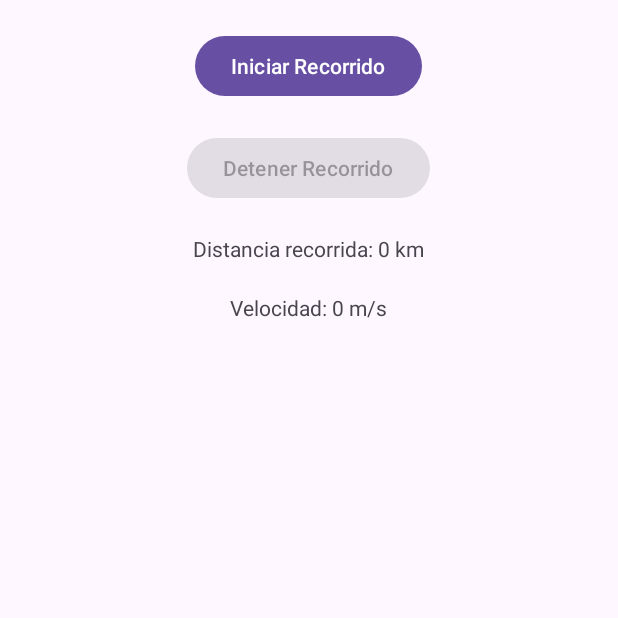
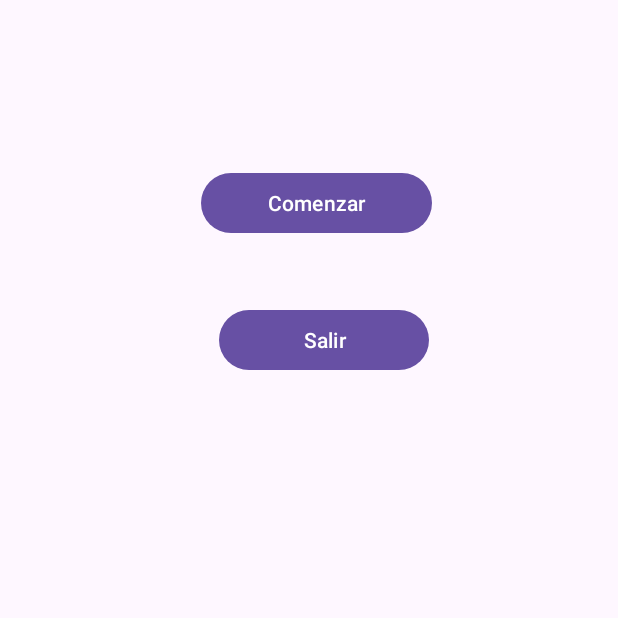
Before and after one commit to randommodule/ContadorKms, an Android app: the screen it shows after launch (MainActivity), on a phone screen of 412 x 824 dp, the top half of it. Run offline under Robolectric (Android 15) with nearby library versions, the phone set to English and light mode, and no system bars.

```diff
--- a/app/src/main/java/com/example/contadorkms/MainActivity.java
+++ b/app/src/main/java/com/example/contadorkms/MainActivity.java
@@ -1,154 +1,41 @@
 package com.example.contadorkms;
 
 
-import android.Manifest;
-import android.content.pm.PackageManager;
-import android.location.Location;
-import android.location.LocationManager;
+import android.content.Intent;
 import android.os.Bundle;
-import android.os.Handler;
-import android.os.Looper;
 import android.view.View;
 import android.widget.Button;
-import android.widget.TextView;
 
-import androidx.annotation.NonNull;
 import androidx.appcompat.app.AppCompatActivity;
-import androidx.core.app.ActivityCompat;
-import androidx.core.content.ContextCompat;
-
-import com.google.android.gms.location.FusedLocationProviderClient;
 
 public class MainActivity extends AppCompatActivity {
 
-    private static final int LOCATION_PERMISSION_REQUEST_CODE = 1;
-
-    private Button startButton;
-    private Button stopButton;
-    private TextView distanceTextView;
-    private TextView speedTextView;
-
-    private Location actualLocation;
-    private LocationManager locationManager;
-    private boolean tracking = false;
-    private double totalDistance = 0;
-    private Location lastLocation;
-    private Handler handler;
+    private Button start;
+    private Button exit;
 
     @Override
     protected void onCreate(Bundle savedInstanceState) {
         super.onCreate(savedInstanceState);
         setContentView(R.layout.activity_main);
+        start=findViewById(R.id.startButton);
+        exit=findViewById(R.id.exitButton);
 
-        startButton = findViewById(R.id.startButton);
-        stopButton = findViewById(R.id.stopButton);
-        distanceTextView = findViewById(R.id.distanceTextView);
-        speedTextView = findViewById(R.id.speedTextView);
 
-        handler = new Handler(Looper.getMainLooper());
 
-        if (ContextCompat.checkSelfPermission(this, Manifest.permission.ACCESS_FINE_LOCATION)
-                != PackageManager.PERMISSION_GRANTED) {
-            ActivityCompat.requestPermissions(this,
-                    new String[]{Manifest.permission.ACCESS_FINE_LOCATION},
-                    LOCATION_PERMISSION_REQUEST_CODE);
-        }
+
+    }
+    public void closeApplication(View view) {
+        finishAffinity();
+    }
+    public void openSecondActivity(View view) {
+        Intent intent = new Intent(this, PrincipalMenu.class);
+        startActivity(intent);
+    }
+    @Override
+    protected void onDestroy() {
+        super.onDestroy();
     }
 
-    public void startTracking(View view) {
-        tracking = true;
-        startButton.setEnabled(false);
-        stopButton.setEnabled(true);
-        totalDistance = 0;
-        lastLocation = null;
 
-        // Inicia el hilo para la obtención de la ubicación
-        startLocationUpdates();
-    }
 
-    public void stopTracking(View view) {
-        tracking = false;
-        startButton.setEnabled(true);
-        stopButton.setEnabled(false);
-        stopLocationUpdates();
-    }
-
-    private void startLocationUpdates() {
-        // Implementa tu lógica para obtener la ubicación aquí
-        // Puedes usar FusedLocationProviderClient, LocationManager, etc.
-        locationManager = (LocationManager) getApplicationContext().getSystemService(LOCATION_SERVICE);
-        // Este es solo un ejemplo simulado
-        Runnable locationRunnable = new Runnable() {
-            @Override
-            public void run() {
-                if (ActivityCompat.checkSelfPermission(MainActivity.this, Manifest.permission.ACCESS_FINE_LOCATION) != PackageManager.PERMISSION_GRANTED && ActivityCompat.checkSelfPermission(MainActivity.this, Manifest.permission.ACCESS_COARSE_LOCATION) != PackageManager.PERMISSION_GRANTED) {
-                    // TODO: Consider calling
-                    //    ActivityCompat#requestPermissions
-                    // here to request the missing permissions, and then overriding
-                    //   public void onRequestPermissionsResult(int requestCode, String[] permissions,
-                    //                                          int[] grantResults)
-                    // to handle the case where the user grants the permission. See the documentation
-                    // for ActivityCompat#requestPermissions for more details.
-                    return;
-                }
-                actualLocation = new Location(locationManager.getLastKnownLocation(Manifest.permission.ACCESS_FINE_LOCATION));
-                // Simulación de una nueva ubicación cada segundo
-                double latitude =  lastLocation.getLatitude();
-                        //Math.random() * 0.01 + 37.7749;
-                double longitude = lastLocation.getLongitude();
-                        //Math.random() * 0.01 - 122.4194;
-
-                Location newLocation = new Location("SimulatedProvider");
-                newLocation.setLatitude(latitude);
-                newLocation.setLongitude(longitude);
-
-                updateDistanceAndSpeed(newLocation);
-
-                if (tracking) {
-                    handler.postDelayed(this, 1000); // 1000 milisegundos = 1 segundo
-                }
-            }
-        };
-
-        handler.post(locationRunnable);
-    }
-
-    private void stopLocationUpdates() {
-        handler.removeCallbacksAndMessages(null);
-    }
-
-    private void updateDistanceAndSpeed(Location newLocation) {
-        if (lastLocation != null) {
-            float distance = lastLocation.distanceTo(newLocation);
-            totalDistance += distance;
-
-            double speed = distance / 1.0; // Cambia el divisor según tus necesidades para obtener la velocidad en m/s, km/h, etc.
-
-            final String distanceText = String.format("Distancia recorrida: %.2f km", totalDistance / 1000);
-            final String speedText = String.format("Velocidad: %.2f m/s", speed);
-
-            // Actualiza la interfaz de usuario en el hilo principal
-            handler.post(new Runnable() {
-                @Override
-                public void run() {
-                    distanceTextView.setText(distanceText);
-                    speedTextView.setText(speedText);
-                }
-            });
-        }
-
-        lastLocation = newLocation;
-    }
-
-    @Override
-    public void onRequestPermissionsResult(int requestCode, @NonNull String[] permissions, @NonNull int[] grantResults) {
-        super.onRequestPermissionsResult(requestCode, permissions, grantResults);
-        if (requestCode == LOCATION_PERMISSION_REQUEST_CODE) {
-            if (grantResults.length > 0 && grantResults[0] == PackageManager.PERMISSION_GRANTED) {
-                // Permiso concedido, realiza las operaciones necesarias
-            } else {
-                // Permiso denegado, puedes mostrar un mensaje o realizar acciones adicionales
-            }
-        }
-    }
 }
--- a/app/src/main/res/layout/activity_main.xml
+++ b/app/src/main/res/layout/activity_main.xml
@@ -6,49 +6,38 @@
     android:layout_height="match_parent"
     tools:context=".MainActivity">
 
-    <RelativeLayout xmlns:android="http://schemas.android.com/apk/res/android"
-        xmlns:tools="http://schemas.android.com/tools"
+    <RelativeLayout
         android:layout_width="match_parent"
         android:layout_height="match_parent"
-        tools:context=".MainActivity">
+        tools:context=".MainActivity"
+        tools:layout_editor_absoluteX="-51dp"
+        tools:layout_editor_absoluteY="-110dp">
 
         <Button
             android:id="@+id/startButton"
             android:layout_width="wrap_content"
             android:layout_height="wrap_content"
-            android:text="Iniciar Recorrido"
-            android:layout_centerHorizontal="true"
-            android:layout_marginTop="20dp"
-            android:onClick="startTracking" />
+            android:layout_alignParentStart="true"
+            android:layout_alignParentTop="true"
+            android:layout_alignParentEnd="true"
+            android:layout_marginStart="134dp"
+            android:layout_marginTop="111dp"
+            android:layout_marginEnd="124dp"
+            android:onClick="openSecondActivity"
+            android:text="Comenzar" />
 
         <Button
-            android:id="@+id/stopButton"
-            android:layout_width="wrap_content"
+            android:id="@+id/exitButton"
+            android:layout_width="139dp"
             android:layout_height="wrap_content"
-            android:text="Detener Recorrido"
-            android:layout_below="@id/startButton"
-            android:layout_centerHorizontal="true"
-            android:layout_marginTop="20dp"
-            android:onClick="stopTracking"
-            android:enabled="false" />
-
-        <TextView
-            android:id="@+id/distanceTextView"
-            android:layout_width="wrap_content"
-            android:layout_height="wrap_content"
-            android:text="Distancia recorrida: 0 km"
-            android:layout_below="@id/stopButton"
-            android:layout_centerHorizontal="true"
-            android:layout_marginTop="20dp" />
-
-        <TextView
-            android:id="@+id/speedTextView"
-            android:layout_width="wrap_content"
-            android:layout_height="wrap_content"
-            android:text="Velocidad: 0 m/s"
-            android:layout_below="@id/distanceTextView"
-            android:layout_centerHorizontal="true"
-            android:layout_marginTop="20dp" />
+            android:layout_below="@+id/startButton"
+            android:layout_alignParentStart="true"
+            android:layout_alignParentEnd="true"
+            android:layout_marginStart="146dp"
+            android:layout_marginTop="43dp"
+            android:layout_marginEnd="126dp"
+            android:onClick="closeApplication"
+            android:text="Salir" />
 
     </RelativeLayout>
 
```
Also changed, not shown: app/src/main/AndroidManifest.xml (+12 -5 lines), app/src/main/java/com/example/contadorkms/PrincipalMenu.java (added, +328 -0 lines), app/src/main/res/layout/activity_principal_menu.xml (added, +123 -0 lines).
